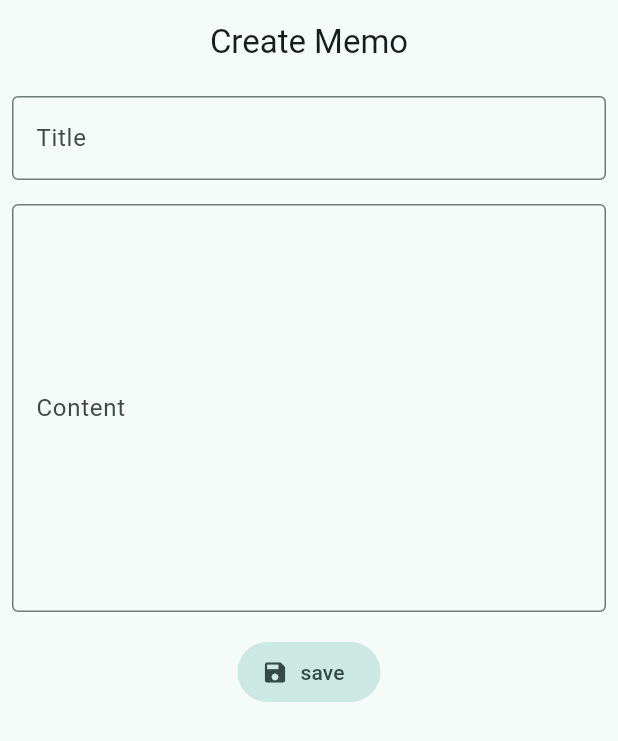
After one commit to anugrahsputra/auth_with_provider, a Flutter app: the CreateMemoScreen screen opened by its route, after a tap on "save", on a phone screen of 412 x 824 dp. The commit adds this screen. Shown: the top 741 px of the screen. Run offline on Flutter 3.47's test engine with Material 2 defaults, Android fonts, the phone set to English and light mode, and no system bars; our stand-ins replace animated_text_kit, cloud_firestore, firebase_auth, firebase_core, freezed_annotation, get and 4 more; accounts and stored records are empty.

Commit message:
messing around

```diff
--- a/lib/constant/router.dart
+++ b/lib/constant/router.dart
@@ -1,6 +1,7 @@
 import 'package:auth_with_provider/main.dart';
 import 'package:auth_with_provider/models/user/user.dart';
 import 'package:auth_with_provider/providers/auth_provider.dart';
+import 'package:auth_with_provider/screen/create_memo_screen.dart';
 import 'package:auth_with_provider/screen/detail_user_screen.dart';
 import 'package:auth_with_provider/screen/home_screen.dart';
 import 'package:auth_with_provider/screen/sign_in.dart';
@@ -54,5 +55,10 @@ final router = GoRouter(
         return Detail(id: id, user: user);
       },
     ),
+    GoRoute(
+      name: 'create-memo',
+      path: '/create-memo',
+      builder: (context, state) => CreateMemoScreen(),
+    ),
   ],
 );
--- a/lib/main.dart
+++ b/lib/main.dart
@@ -1,5 +1,6 @@
 import 'package:auth_with_provider/constant/router.dart';
 import 'package:auth_with_provider/providers/auth_provider.dart';
+import 'package:auth_with_provider/providers/memo_provider.dart';
 import 'package:auth_with_provider/providers/user_list_provider.dart';
 import 'package:auth_with_provider/screen/home_screen.dart';
 import 'package:auth_with_provider/screen/sign_in.dart';
@@ -34,7 +35,8 @@ class MyApp extends StatelessWidget {
         ),
         ChangeNotifierProvider<UsersListProvider>(
           create: (_) => UsersListProvider(),
-        )
+        ),
+        ChangeNotifierProvider<MemoProvider>(create: (_) => MemoProvider())
       ],
       child: MaterialApp.router(
         routerConfig: router,
--- /dev/null
+++ b/lib/models/memo/memo.dart
@@ -0,0 +1,22 @@
+import 'package:cloud_firestore/cloud_firestore.dart';
+import 'package:freezed_annotation/freezed_annotation.dart';
+
+part 'memo.freezed.dart';
+part 'memo.g.dart';
+
+@freezed
+class Memo with _$Memo {
+  const factory Memo({
+    required String id,
+    required String title,
+    required String content,
+    required String userId,
+    required String userName,
+    required String userAvatar,
+    required DateTime createdAt,
+    required DateTime updatedAt,
+  }) = _Memo;
+
+  factory Memo.fromJson(DocumentSnapshot<Map<String, dynamic>> snapshot) =>
+      _$MemoFromJson(snapshot.data()!);
+}
--- /dev/null
+++ b/lib/providers/memo_provider.dart
@@ -0,0 +1,95 @@
+import 'package:auth_with_provider/models/memo/memo.dart';
+import 'package:auth_with_provider/service/firestore_service.dart';
+import 'package:cloud_firestore/cloud_firestore.dart';
+import 'package:flutter/material.dart';
+import 'package:uuid/uuid.dart';
+
+class MemoProvider with ChangeNotifier {
+  final FirebaseFirestore _firestore = FirebaseFirestore.instance;
+  final FirestoreService _firestoreService = FirestoreService();
+  var uuid = const Uuid().v4();
+
+  final List<Memo> _memos = [];
+
+  List<Memo> get memos => _memos;
+
+  final Memo _memo = Memo(
+    id: '',
+    title: '',
+    content: '',
+    userId: '',
+    userName: '',
+    userAvatar: '',
+    createdAt: DateTime.now(),
+    updatedAt: DateTime.now(),
+  );
+
+  Memo get memo => _memo;
+
+  final String _id = '';
+  final String _title = '';
+  final String _content = '';
+  final String _userId = '';
+  final String _userName = '';
+  final String _userAvatar = '';
+  final DateTime _createdAt = DateTime.now();
+  final DateTime _updatedAt = DateTime.now();
+
+  String get id => _id;
+  String get title => _title;
+  String get content => _content;
+  String get userId => _userId;
+  String get userName => _userName;
+  String get userAvatar => _userAvatar;
+  DateTime get createdAt => _createdAt;
+  DateTime get updatedAt => _updatedAt;
+
+  Future<void> createMemo(
+      {required String userid,
+      required String userName,
+      required String userAvatar,
+      required String title,
+      required String content}) async {
+    try {
+      Memo memo = Memo(
+        id: uuid,
+        title: title,
+        content: content,
+        userId: userid,
+        userName: userName,
+        userAvatar: userAvatar,
+        createdAt: _createdAt,
+        updatedAt: _updatedAt,
+      );
+      await _firestoreService.createMemo(memo, userid);
+    } catch (e) {
+      debugPrint(e.toString());
+      rethrow;
+    }
+  }
+
+  Stream<List<Memo>> getMemo(String id) {
+    try {
+      return _firestoreService.getMemo(id);
+    } catch (e) {
+      debugPrint(e.toString());
+      rethrow;
+    }
+  }
+
+  Future<void> refreshMemo(String id) async {
+    try {
+      final snapshot = await _firestore
+          .collection('users')
+          .doc(id)
+          .collection('memos')
+          .get();
+      _memos.clear();
+      _memos.addAll(snapshot.docs.map((doc) => Memo.fromJson(doc)));
+      notifyListeners();
+    } catch (e) {
+      debugPrint(e.toString());
+      rethrow;
+    }
+  }
+}
--- /dev/null
+++ b/lib/screen/create_memo_screen.dart
@@ -0,0 +1,74 @@
+import 'package:auth_with_provider/providers/auth_provider.dart';
+import 'package:auth_with_provider/providers/memo_provider.dart';
+import 'package:flutter/material.dart';
+import 'package:go_router/go_router.dart';
+import 'package:provider/provider.dart';
+
+class CreateMemoScreen extends StatelessWidget {
+  CreateMemoScreen({super.key});
+
+  final TextEditingController _titleController = TextEditingController();
+  final TextEditingController _contentController = TextEditingController();
+
+  @override
+  Widget build(BuildContext context) {
+    final createMemo = Provider.of<MemoProvider>(context);
+    return Scaffold(
+      appBar: AppBar(
+        title: const Text('Create Memo'),
+        centerTitle: true,
+      ),
+      body: SingleChildScrollView(
+        physics: const AlwaysScrollableScrollPhysics(),
+        child: SafeArea(
+          child: Center(
+            child: Padding(
+              padding: const EdgeInsets.all(8.0),
+              child: Column(
+                mainAxisAlignment: MainAxisAlignment.center,
+                children: [
+                  TextField(
+                    controller: _titleController,
+                    decoration: const InputDecoration(
+                      labelText: 'Title',
+                      hintText: 'Enter title',
+                      border: OutlineInputBorder(),
+                    ),
+                    maxLines: 1,
+                  ),
+                  const SizedBox(height: 16.0),
+                  TextField(
+                    controller: _contentController,
+                    decoration: const InputDecoration(
+                      labelText: 'Content',
+                      hintText: 'Enter content',
+                      border: OutlineInputBorder(),
+                    ),
+                    maxLines: 10,
+                  ),
+                  const SizedBox(height: 16.0),
+                  FilledButton.tonalIcon(
+                      onPressed: () async {
+                        var user =
+                            Provider.of<AuthProvider>(context, listen: false)
+                                .user;
+                        await createMemo.createMemo(
+                          userid: user.id,
+                          userName: user.name,
+                          userAvatar: user.avatar,
+                          title: _titleController.text,
+                          content: _contentController.text,
+                        );
+                        context.pop();
+                      },
+                      icon: const Icon(Icons.save),
+                      label: const Text('save'))
+                ],
+              ),
+            ),
+          ),
+        ),
+      ),
+    );
+  }
+}
--- a/lib/screen/home_screen.dart
+++ b/lib/screen/home_screen.dart
@@ -1,5 +1,6 @@
 import 'package:auth_with_provider/models/user/user.dart';
 import 'package:auth_with_provider/providers/auth_provider.dart';
+import 'package:auth_with_provider/providers/memo_provider.dart';
 import 'package:auth_with_provider/providers/user_list_provider.dart';
 import 'package:flutter/material.dart';
 import 'package:go_router/go_router.dart';
@@ -16,12 +17,20 @@ class Homescreen extends StatelessWidget {
       appBar: AppBar(
         title: const Text('Home Screen'),
         centerTitle: true,
+        actions: [
+          IconButton(
+            onPressed: () {
+              context.push('/create-memo');
+            },
+            icon: const Icon(Icons.add),
+          ),
+        ],
       ),
-      body: Consumer<AuthProvider>(
-        builder: (context, authProvider, _) {
+      body: Consumer2<AuthProvider, MemoProvider>(
+        builder: (context, authProvider, memo, _) {
           return RefreshIndicator(
             onRefresh: () async {
-              await authProvider.refreshUser();
+              await memo.refreshMemo(authProvider.user.id);
             },
             child: SingleChildScrollView(
               physics: const AlwaysScrollableScrollPhysics(),
@@ -62,12 +71,12 @@ class Homescreen extends StatelessWidget {
                       const Text('All Users'),
                       StreamBuilder(
                         stream:
-                            Provider.of<UsersListProvider>(context).usersStream,
+                            Provider.of<MemoProvider>(context).getMemo(user.id),
                         builder: (context, snapshot) {
                           if (snapshot.connectionState ==
                               ConnectionState.active) {
                             if (snapshot.hasData && snapshot.data != null) {
-                              final users = snapshot.data!;
+                              final memo = snapshot.data!;
                               return RefreshIndicator(
                                 onRefresh: () async {
                                   await Provider.of<UsersListProvider>(context,
@@ -77,20 +86,20 @@ class Homescreen extends StatelessWidget {
                                 child: ListView.builder(
                                   shrinkWrap: true,
                                   physics: const NeverScrollableScrollPhysics(),
-                                  itemCount: users.length,
+                                  itemCount: memo.length,
                                   itemBuilder: (context, index) {
                                     return ListTile(
                                       onTap: () {
                                         context.push(
-                                            '/detail/${users[index].id}',
-                                            extra: users[index]);
+                                            '/detail/${memo[index].id}',
+                                            extra: memo[index]);
                                       },
                                       leading: CircleAvatar(
-                                        backgroundImage:
-                                            NetworkImage(users[index].avatar),
+                                        backgroundImage: NetworkImage(
+                                            memo[index].userAvatar),
                                       ),
-                                      title: Text(users[index].name),
-                                      subtitle: Text(users[index].email),
+                                      title: Text(memo[index].title),
+                                      subtitle: Text(memo[index].content),
                                     );
                                   },
                                 ),
--- /dev/null
+++ b/lib/service/firestore_service.dart
@@ -0,0 +1,41 @@
+import 'package:auth_with_provider/models/memo/memo.dart';
+import 'package:cloud_firestore/cloud_firestore.dart';
+import 'package:flutter/material.dart';
+
+class FirestoreService {
+  final FirebaseFirestore _firestore = FirebaseFirestore.instance;
+
+  Future<void> createMemo(Memo memo, String id) async {
+    try {
+      await _firestore
+          .collection('users')
+          .doc(id)
+          .collection('memo')
+          .doc(memo.id)
+          .set(memo.toJson());
+    } catch (e) {
+      debugPrint(e.toString());
+      rethrow;
+    }
+  }
+
+  Stream<List<Memo>> getMemo(String id) {
+    try {
+      return _firestore
+          .collection('users')
+          .doc(id)
+          .collection('memo')
+          .orderBy('createdAt', descending: true)
+          .snapshots()
+          .map((QuerySnapshot<Map<String, dynamic>> snapshot) {
+        return snapshot.docs
+            .map((QueryDocumentSnapshot<Map<String, dynamic>> e) {
+          return Memo.fromJson(e);
+        }).toList();
+      });
+    } catch (e) {
+      debugPrint(e.toString());
+      rethrow;
+    }
+  }
+}
--- a/pubspec.yaml
+++ b/pubspec.yaml
@@ -44,6 +44,7 @@ dependencies:
   lottie: ^2.6.0
   provider: ^6.0.5
   url_launcher: ^6.1.12
+  uuid: ^3.0.7
   video_player: ^2.7.0
   youtube_player_iframe: ^4.0.4
 
```
Also changed, not shown: lib/models/memo/memo.freezed.dart (added), lib/models/memo/memo.g.dart (added), pubspec.lock.
